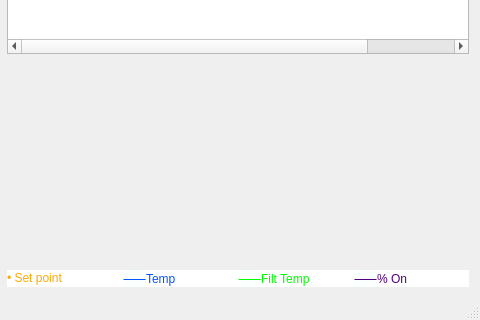
First picture: the form in mainwindow.ui, repository AnthonyA28/Qt-PWCL-game, before the edit; both pictures show x 287 to 767 and y 192 to 512 of the 767 by 512 pixel window.
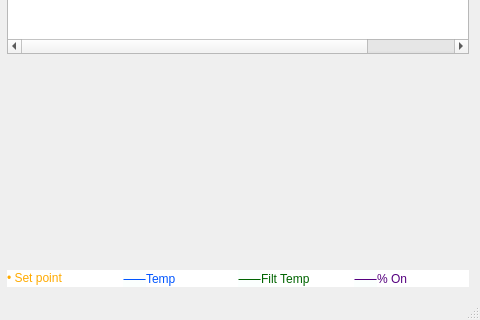
Second picture: the form after the edit. Icons and pictures are not drawn. Custom widgets are drawn as their Qt base class.

Commit message: Changed temp filt color to green. Added qUnused() statements to ignore unused imports warning. Made the disconnected popup window return true to remove nonvoid function returning void warning.

Diff of the .ui file:
```diff
--- a/mainwindow.ui
+++ b/mainwindow.ui
@@ -544,7 +544,7 @@
            <string notr="true">background-color: rgb(255, 255, 255);</string>
           </property>
           <property name="text">
-           <string>&lt;html&gt;&lt;head/&gt;&lt;body&gt;&lt;p&gt;&lt;span style=&quot; font-family:'Code2000,Arial Unicode MS,Lucida Sans Unicode'; font-size:9pt; color:#00ff00; background-color:#fbfffe;&quot;&gt;⸺&lt;/span&gt;&lt;span style=&quot; font-family:'arial unicode ms,Lucida Sans Unicode,sans-serif'; font-size:9pt; color:#00ff00; background-color:#ffffff;&quot;&gt;Filt Temp &lt;/span&gt;&lt;/p&gt;&lt;/body&gt;&lt;/html&gt;</string>
+           <string>&lt;html&gt;&lt;head/&gt;&lt;body&gt;&lt;p&gt;&lt;span style=&quot; font-family:'Code2000,Arial Unicode MS,Lucida Sans Unicode'; font-size:9pt; color:#006400; background-color:#fbfffe;&quot;&gt;⸺&lt;/span&gt;&lt;span style=&quot; font-family:'arial unicode ms,Lucida Sans Unicode,sans-serif'; font-size:9pt; color:#006400; background-color:#ffffff;&quot;&gt;Filt Temp &lt;/span&gt;&lt;/p&gt;&lt;/body&gt;&lt;/html&gt;</string>
           </property>
          </widget>
         </item>
```
The commit also changes 2 other files.
